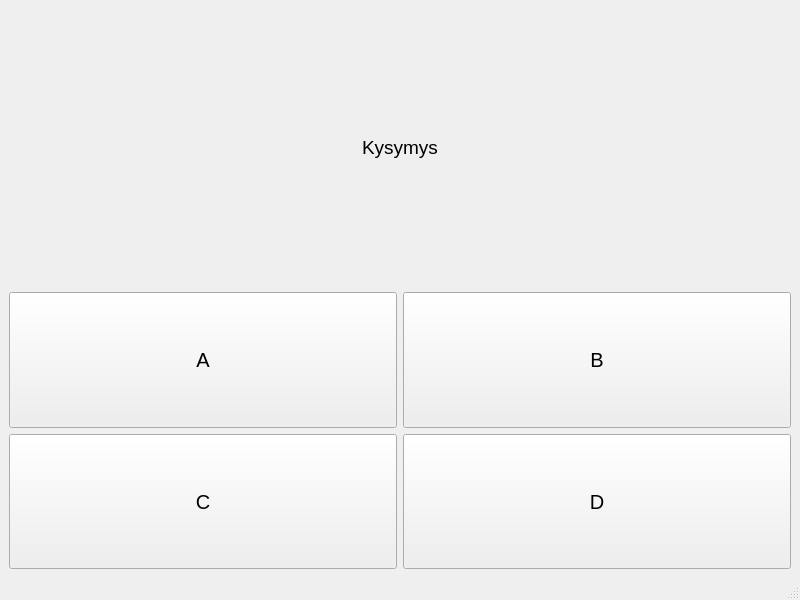
Old version of the form quiz.ui in the repository juhanirusi/pysideprojekti.
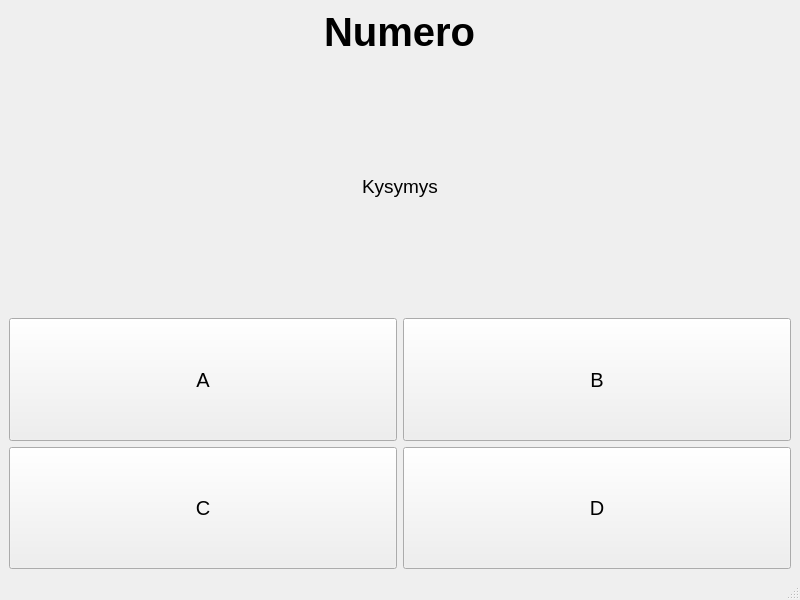
New version of the form.

```diff
--- a/quiz.ui
+++ b/quiz.ui
@@ -15,6 +15,43 @@
   </property>
   <widget class="QWidget" name="centralwidget">
    <layout class="QVBoxLayout" name="verticalLayout">
+    <item alignment="Qt::AlignHCenter">
+     <widget class="QLabel" name="nro_label">
+      <property name="enabled">
+       <bool>true</bool>
+      </property>
+      <property name="sizePolicy">
+       <sizepolicy hsizetype="Preferred" vsizetype="Preferred">
+        <horstretch>0</horstretch>
+        <verstretch>0</verstretch>
+       </sizepolicy>
+      </property>
+      <property name="font">
+       <font>
+        <pointsize>30</pointsize>
+        <bold>true</bold>
+       </font>
+      </property>
+      <property name="layoutDirection">
+       <enum>Qt::LeftToRight</enum>
+      </property>
+      <property name="autoFillBackground">
+       <bool>false</bool>
+      </property>
+      <property name="text">
+       <string>Numero</string>
+      </property>
+      <property name="scaledContents">
+       <bool>false</bool>
+      </property>
+      <property name="wordWrap">
+       <bool>false</bool>
+      </property>
+      <property name="openExternalLinks">
+       <bool>false</bool>
+      </property>
+     </widget>
+    </item>
     <item>
      <layout class="QHBoxLayout" name="horizontalLayout">
       <item>
```
